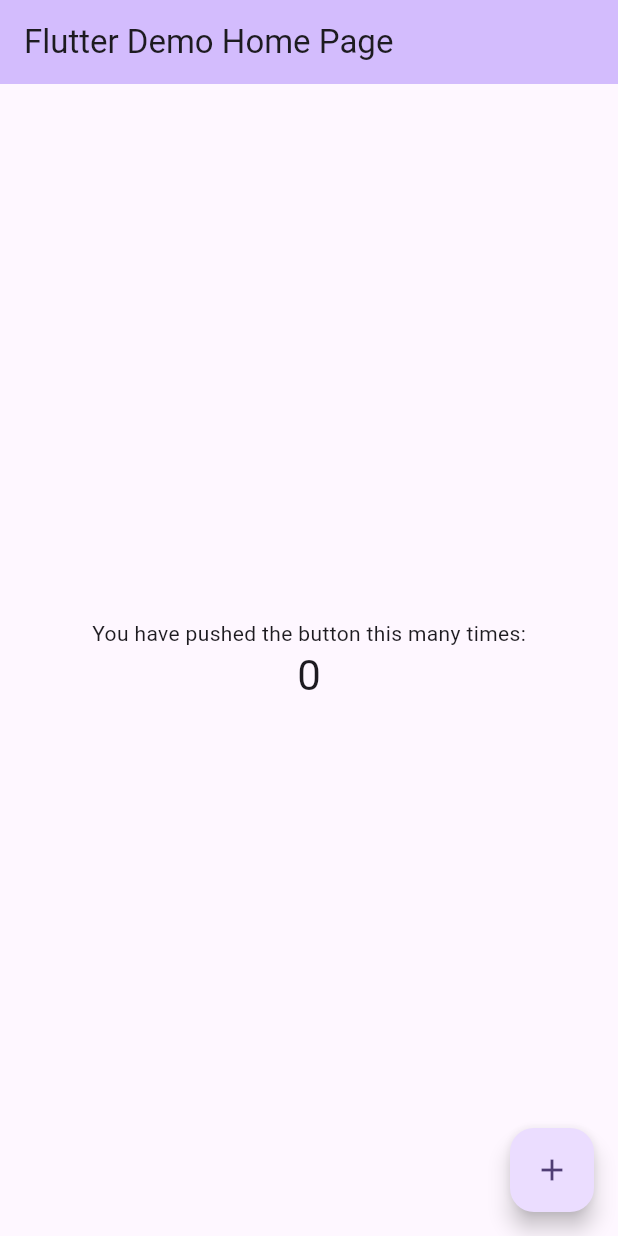
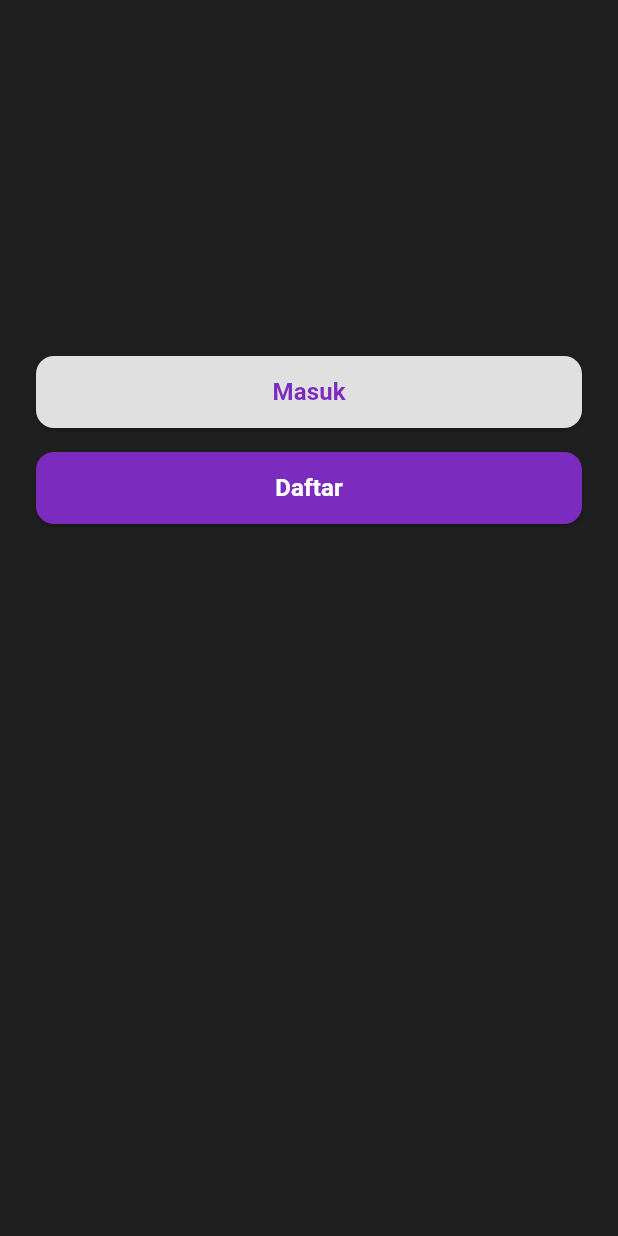
Before and after one commit to talitha404/naratia-app, a Flutter app: the screen it shows after launch, on a phone screen of 412 x 824 dp. Run offline on Flutter 3.47's test engine with Material 3 defaults, Android fonts, the phone set to English and light mode, and no system bars.

Commit message:
Tambah UI splash kasar, auth, home

```diff
--- a/lib/main.dart
+++ b/lib/main.dart
@@ -1,4 +1,5 @@
 import 'package:flutter/material.dart';
+import 'views/splash/splash_screen.dart';
 
 void main() {
   runApp(const MyApp());
@@ -7,36 +8,20 @@ void main() {
 class MyApp extends StatelessWidget {
   const MyApp({super.key});
 
-  // This widget is the root of your application.
   @override
   Widget build(BuildContext context) {
     return MaterialApp(
       title: 'Flutter Demo',
       theme: ThemeData(
-        // This is the theme of your application.
-        //
-        // TRY THIS: Try running your application with "flutter run". You'll see
-        // the application has a purple toolbar. Then, without quitting the app,
-        // try changing the seedColor in the colorScheme below to Colors.green
-        // and then invoke "hot reload" (save your changes or press the "hot
-        // reload" button in a Flutter-supported IDE, or press "r" if you used
-        // the command line to start the app).
-        //
-        // Notice that the counter didn't reset back to zero; the application
-        // state is not lost during the reload. To reset the state, use hot
-        // restart instead.
-        //
-        // This works for code too, not just values: Most code changes can be
-        // tested with just a hot reload.
         colorScheme: .fromSeed(seedColor: Colors.deepPurple),
       ),
-      home: const MyHomePage(title: 'Flutter Demo Home Page'),
+      home: SplashScreen(),
     );
   }
 }
 
-class MyHomePage extends StatefulWidget {
-  const MyHomePage({super.key, required this.title});
+// class MyHomePage extends StatefulWidget {
+//   const MyHomePage({super.key, required this.title});
 
   // This widget is the home page of your application. It is stateful, meaning
   // that it has a State object (defined below) that contains fields that affect
@@ -47,48 +32,48 @@ class MyHomePage extends StatefulWidget {
   // used by the build method of the State. Fields in a Widget subclass are
   // always marked "final".
 
-  final String title;
+//   final String title;
 
-  @override
-  State<MyHomePage> createState() => _MyHomePageState();
-}
+//   @override
+//   State<MyHomePage> createState() => _MyHomePageState();
+// }
 
-class _MyHomePageState extends State<MyHomePage> {
-  int _counter = 0;
+// class _MyHomePageState extends State<MyHomePage> {
+//   int _counter = 0;
 
-  void _incrementCounter() {
-    setState(() {
+//   void _incrementCounter() {
+//     setState(() {
       // This call to setState tells the Flutter framework that something has
       // changed in this State, which causes it to rerun the build method below
       // so that the display can reflect the updated values. If we changed
       // _counter without calling setState(), then the build method would not be
       // called again, and so nothing would appear to happen.
-      _counter++;
-    });
-  }
+  //     _counter++;
+  //   });
+  // }
 
-  @override
-  Widget build(BuildContext context) {
+  // @override
+  // Widget build(BuildContext context) {
     // This method is rerun every time setState is called, for instance as done
     // by the _incrementCounter method above.
     //
     // The Flutter framework has been optimized to make rerunning build methods
     // fast, so that you can just rebuild anything that needs updating rather
     // than having to individually change instances of widgets.
-    return Scaffold(
-      appBar: AppBar(
+    // return Scaffold(
+    //   appBar: AppBar(
         // TRY THIS: Try changing the color here to a specific color (to
         // Colors.amber, perhaps?) and trigger a hot reload to see the AppBar
         // change color while the other colors stay the same.
-        backgroundColor: Theme.of(context).colorScheme.inversePrimary,
+        // backgroundColor: Theme.of(context).colorScheme.inversePrimary,
         // Here we take the value from the MyHomePage object that was created by
         // the App.build method, and use it to set our appbar title.
-        title: Text(widget.title),
-      ),
-      body: Center(
+      //   title: Text(widget.title),
+      // ),
+      // body: Center(
         // Center is a layout widget. It takes a single child and positions it
         // in the middle of the parent.
-        child: Column(
+        // child: Column(
           // Column is also a layout widget. It takes a list of children and
           // arranges them vertically. By default, it sizes itself to fit its
           // children horizontally, and tries to be as tall as its parent.
@@ -102,21 +87,21 @@ class _MyHomePageState extends State<MyHomePage> {
           // TRY THIS: Invoke "debug painting" (choose the "Toggle Debug Paint"
           // action in the IDE, or press "p" in the console), to see the
           // wireframe for each widget.
-          mainAxisAlignment: .center,
-          children: [
-            const Text('You have pushed the button this many times:'),
-            Text(
-              '$_counter',
-              style: Theme.of(context).textTheme.headlineMedium,
-            ),
-          ],
-        ),
-      ),
-      floatingActionButton: FloatingActionButton(
-        onPressed: _incrementCounter,
-        tooltip: 'Increment',
-        child: const Icon(Icons.add),
-      ),
-    );
-  }
-}
+//           mainAxisAlignment: .center,
+//           children: [
+//             const Text('You have pushed the button this many times:'),
+//             Text(
+//               '$_counter',
+//               style: Theme.of(context).textTheme.headlineMedium,
+//             ),
+//           ],
+//         ),
+//       ),
+//       floatingActionButton: FloatingActionButton(
+//         onPressed: _incrementCounter,
+//         tooltip: 'Increment',
+//         child: const Icon(Icons.add),
+//       ),
+//     );
+//   }
+// }
--- /dev/null
+++ b/lib/views/auth/welcome_screen.dart
@@ -0,0 +1,89 @@
+import 'package:flutter/material.dart';
+import 'login_screen.dart';
+import 'register_screen.dart';
+
+class WelcomeScreen extends StatelessWidget {
+  const WelcomeScreen({Key? key}) : super(key: key);
+
+ @override
+  Widget build(BuildContext context) {
+    return Scaffold(
+      backgroundColor: const Color(0xFF1E1E1E),
+      body: SafeArea(
+        child: Padding(
+          padding: const EdgeInsets.symmetric(horizontal: 24.0),
+          child: Column(
+            mainAxisAlignment: MainAxisAlignment.center,
+            children: [
+              const Spacer(),
+
+              // Tombol Masuk
+              SizedBox(
+                width: double.infinity,
+                height: 48,
+                child: ElevatedButton(
+                  onPressed: () {
+                    Navigator.push(
+                      context,
+                      MaterialPageRoute(
+                        builder: (_) => const LoginScreen(),
+                      ),
+                    );
+                  },
+                  style: ElevatedButton.styleFrom(
+                    backgroundColor: const Color(0xFFE0E0E0),
+                    shape: RoundedRectangleBorder(
+                      borderRadius: BorderRadius.circular(12),
+                    ),
+                  ),
+                  child: const Text(
+                    'Masuk',
+                    style: TextStyle(
+                      color: Color(0xFF7B2CBF),
+                      fontSize: 16,
+                      fontWeight: FontWeight.bold,
+                    ),
+                  ),
+                ),
+              ),
+
+              const SizedBox(height: 16),
+
+              // Tombol Daftar
+              SizedBox(
+                width: double.infinity,
+                height: 48,
+                child: ElevatedButton(
+                  onPressed: () {
+                    Navigator.push(
+                      context,
+                      MaterialPageRoute(
+                        builder: (_) => const RegisterScreen(),
+                      ),
+                    );
+                  },
+                  style: ElevatedButton.styleFrom(
+                    backgroundColor: const Color(0xFF7B2CBF),
+                    shape: RoundedRectangleBorder(
+                      borderRadius: BorderRadius.circular(12),
+                    ),
+                  ),
+                  child: const Text(
+                    'Daftar',
+                    style: TextStyle(
+                      color: Colors.white,
+                      fontSize: 16,
+                      fontWeight: FontWeight.bold,
+                    ),
+                  ),
+                ),
+              ),
+
+              const Spacer(flex: 2),
+            ],
+          ),
+        ),
+      ),
+    );
+  }
+}
```
Also changed, not shown: lib/views/auth/login_screen.dart (+190 -0 lines), lib/views/auth/register_screen.dart (+132 -0 lines), lib/views/home/home_screen.dart (+116 -0 lines), lib/views/splash/splash_screen.dart (+37 -0 lines).
